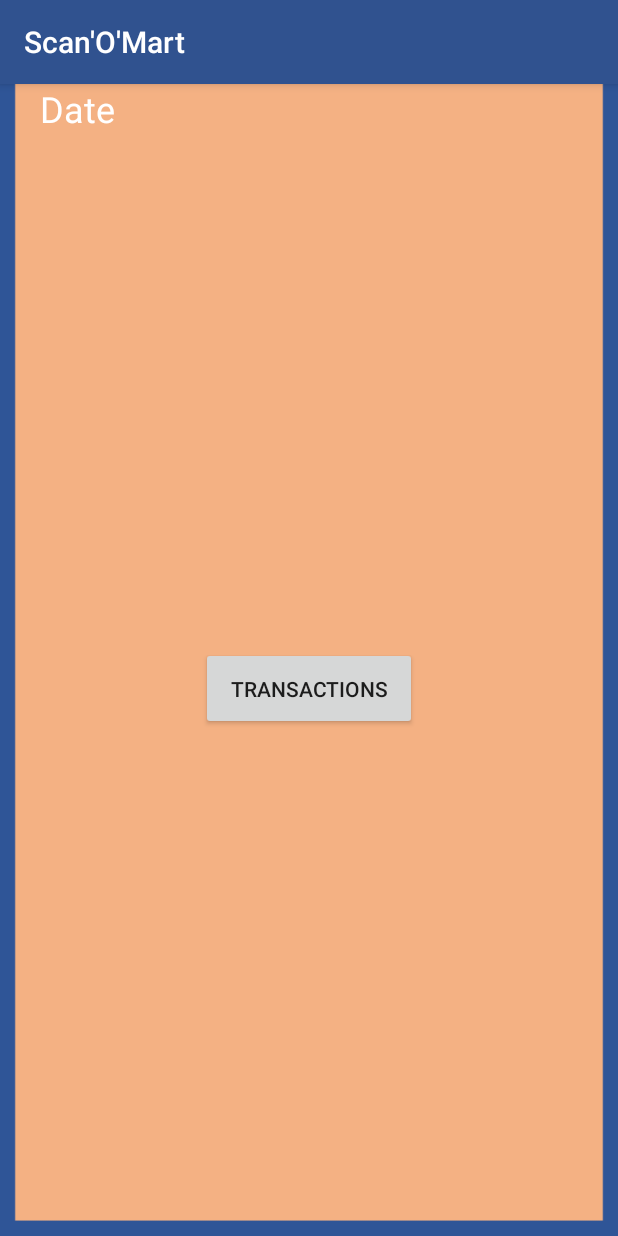
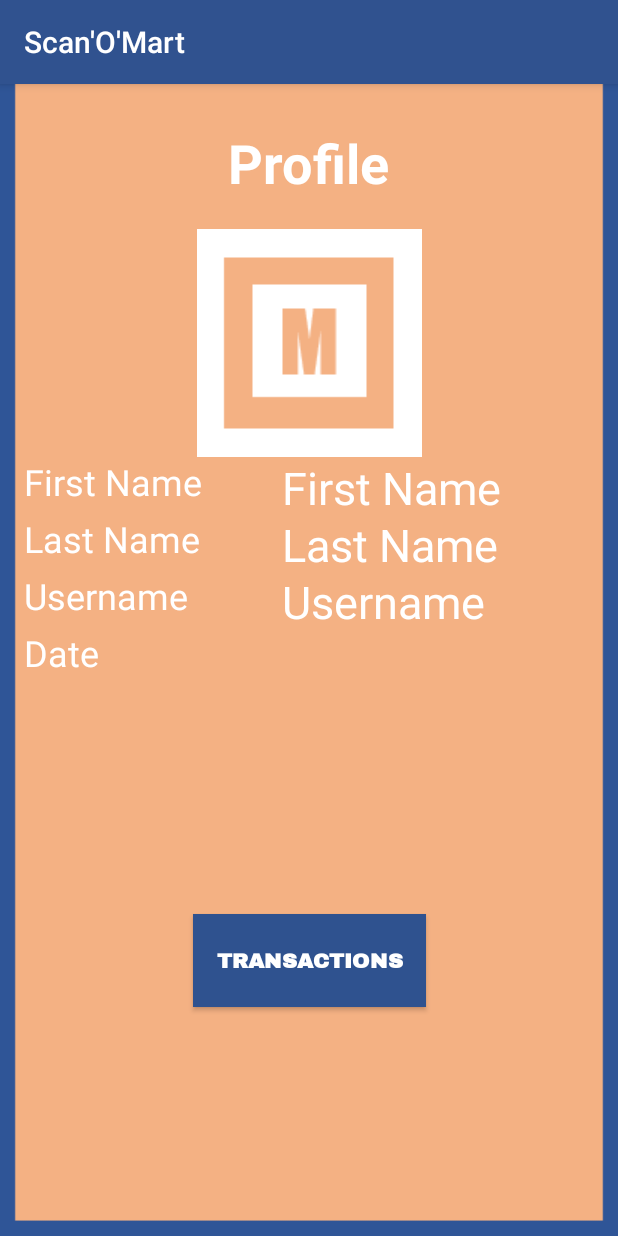
Before and after one commit to ampzord/FEUP-CMOV-Supermarket, an Android app: the ProfileActivity screen opened directly, with no data from a screen before it, on a phone screen of 412 x 824 dp. Run offline under Robolectric (Android 15) with nearby library versions, the phone set to English and light mode, and no system bars; our stand-ins replace Volley; network calls fail.

Commit message:
fixes and paddings

```diff
--- a/AndroidProject/app/src/main/res/layout/activity_login.xml
+++ b/AndroidProject/app/src/main/res/layout/activity_login.xml
@@ -89,9 +89,8 @@
         android:layout_width="275dp"
         android:layout_height="58dp"
         android:ems="10"
-        android:hint="@string/hint_username"
+        android:hint="username"
         android:inputType="textPersonName"
-        android:text="fgh"
         android:textColor="@android:color/white"
         android:textSize="24sp"
         app:layout_constraintBottom_toTopOf="@+id/login_password"
@@ -109,7 +108,6 @@
         android:ems="10"
         android:hint="@string/hint_password"
         android:inputType="textPassword"
-        android:text="123"
         android:textColor="@android:color/white"
         android:textSize="24sp"
         app:layout_constraintBottom_toTopOf="@+id/bt_send_login"
--- a/AndroidProject/app/src/main/res/layout/activity_menu.xml
+++ b/AndroidProject/app/src/main/res/layout/activity_menu.xml
@@ -144,7 +144,6 @@
         android:layout_width="165dp"
         android:layout_height="41dp"
         android:layout_marginTop="50dp"
-        android:background="#2F528F"
         android:dropDownSelector="@android:color/white"
         app:layout_constraintBottom_toTopOf="@+id/coupons_button"
         app:layout_constraintEnd_toEndOf="parent"
--- a/AndroidProject/app/src/main/res/layout/activity_profile.xml
+++ b/AndroidProject/app/src/main/res/layout/activity_profile.xml
@@ -5,8 +5,8 @@
     android:id="@+id/relativeLayout"
     android:layout_width="match_parent"
     android:layout_height="match_parent"
+    android:background="@drawable/regular_background"
     android:orientation="vertical"
-    android:background="@drawable/regular_background"
     tools:context=".activities.LandingPageActivity">
 
 
@@ -14,28 +14,27 @@
         android:id="@+id/imageView2"
         android:layout_width="wrap_content"
         android:layout_height="wrap_content"
-        android:layout_marginBottom="20dp"
-        app:layout_constraintBottom_toTopOf="@+id/textView"
+        android:layout_marginTop="20dp"
         app:layout_constraintEnd_toEndOf="parent"
-        app:layout_constraintHorizontal_bias="0.498"
         app:layout_constraintStart_toStartOf="parent"
+        app:layout_constraintTop_toBottomOf="@+id/textView3"
         app:srcCompat="@drawable/logo" />
 
     <TextView
         android:id="@+id/textView3"
         android:layout_width="wrap_content"
         android:layout_height="wrap_content"
+        android:layout_marginTop="28dp"
         android:text="Profile"
         android:textColor="@android:color/white"
         android:textSize="36sp"
         android:textStyle="bold"
-        app:layout_constraintBottom_toTopOf="@+id/imageView2"
         app:layout_constraintEnd_toEndOf="parent"
         app:layout_constraintStart_toStartOf="parent"
         app:layout_constraintTop_toTopOf="parent" />
 
     <TextView
-        android:id="@+id/textView20"
+        android:id="@+id/profile_date"
         android:layout_width="224dp"
         android:layout_height="38dp"
         android:text=""
@@ -43,103 +42,97 @@
         android:textColor="@android:color/white"
         android:textSize="30sp"
         app:layout_constraintEnd_toEndOf="parent"
-        tools:layout_editor_absoluteY="543dp" />
+        app:layout_constraintTop_toBottomOf="@+id/profile_username" />
 
     <TextView
-        android:id="@+id/textView"
+        android:id="@+id/profile_first_name"
         android:layout_width="224dp"
         android:layout_height="38dp"
-        android:layout_marginBottom="20dp"
         android:text="@string/text_first_name"
         android:textAlignment="viewStart"
         android:textColor="@android:color/white"
         android:textSize="30sp"
-        app:layout_constraintBottom_toTopOf="@+id/textView2"
-        app:layout_constraintEnd_toEndOf="parent" />
+        app:layout_constraintEnd_toEndOf="parent"
+        app:layout_constraintTop_toBottomOf="@+id/imageView2" />
+
+    <TextView
+        android:id="@+id/profile_last_name"
+        android:layout_width="224dp"
+        android:layout_height="38dp"
+        android:text="@string/text_last_name"
+        android:textAlignment="viewStart"
+        android:textColor="@android:color/white"
+        android:textSize="30sp"
+        app:layout_constraintEnd_toEndOf="parent"
+        app:layout_constraintTop_toBottomOf="@+id/profile_first_name" />
+
+    <TextView
+        android:id="@+id/textView27"
+        android:layout_width="134dp"
+        android:layout_height="38dp"
+        android:layout_marginStart="16dp"
+        android:text="Date"
+        android:textColor="@android:color/white"
+        android:textSize="24sp"
+        app:layout_constraintStart_toStartOf="parent"
+        app:layout_constraintTop_toBottomOf="@+id/textView23" />
+
+    <TextView
+        android:id="@+id/textView23"
+        android:layout_width="134dp"
+        android:layout_height="38dp"
+        android:layout_marginStart="16dp"
+        android:text="Username"
+        android:textColor="@android:color/white"
+        android:textSize="24sp"
+        app:layout_constraintStart_toStartOf="parent"
+        app:layout_constraintTop_toBottomOf="@+id/textView22" />
 
     <TextView
         android:id="@+id/textView21"
         android:layout_width="134dp"
         android:layout_height="38dp"
-        android:layout_marginEnd="1dp"
-        android:layout_marginBottom="20dp"
+        android:layout_marginStart="16dp"
         android:text="First Name"
         android:textColor="@android:color/white"
         android:textSize="24sp"
-        app:layout_constraintBottom_toTopOf="@+id/textView22"
-        app:layout_constraintEnd_toStartOf="@+id/textView"
-        app:layout_constraintStart_toStartOf="parent" />
+        app:layout_constraintStart_toStartOf="parent"
+        app:layout_constraintTop_toBottomOf="@+id/imageView2" />
 
     <TextView
         android:id="@+id/textView22"
         android:layout_width="134dp"
         android:layout_height="38dp"
-        android:layout_marginEnd="1dp"
-        android:layout_marginBottom="52dp"
+        android:layout_marginStart="16dp"
         android:text="Last Name"
         android:textColor="@android:color/white"
         android:textSize="24sp"
-        app:layout_constraintBottom_toTopOf="@+id/textView23"
-        app:layout_constraintEnd_toStartOf="@+id/textView2"
-        app:layout_constraintStart_toStartOf="parent" />
+        app:layout_constraintStart_toStartOf="parent"
+        app:layout_constraintTop_toBottomOf="@+id/textView21" />
 
     <TextView
-        android:id="@+id/textView2"
+        android:id="@+id/profile_username"
         android:layout_width="224dp"
         android:layout_height="38dp"
-        android:layout_marginBottom="52dp"
-        android:text="@string/text_last_name"
-        android:textAlignment="viewStart"
-        android:textColor="@android:color/white"
-        android:textSize="30sp"
-        app:layout_constraintBottom_toTopOf="@+id/textView19"
-        app:layout_constraintEnd_toEndOf="parent" />
-
-    <TextView
-        android:id="@+id/textView23"
-        android:layout_width="134dp"
-        android:layout_height="38dp"
-        android:layout_marginEnd="1dp"
-        android:layout_marginBottom="68dp"
-        android:text="Username"
-        android:textColor="@android:color/white"
-        android:textSize="24sp"
-        app:layout_constraintBottom_toTopOf="@+id/textView27"
-        app:layout_constraintEnd_toStartOf="@+id/textView19"
-        app:layout_constraintStart_toStartOf="parent" />
-
-    <TextView
-        android:id="@+id/textView27"
-        android:layout_width="134dp"
-        android:layout_height="38dp"
-        android:layout_marginEnd="1dp"
-        android:text="Date"
-        android:textColor="@android:color/white"
-        android:textSize="24sp"
-        app:layout_constraintEnd_toStartOf="@+id/textView20"
-        app:layout_constraintStart_toStartOf="parent"
-        tools:layout_editor_absoluteY="543dp" />
-
-    <TextView
-        android:id="@+id/textView19"
-        android:layout_width="224dp"
-        android:layout_height="38dp"
-        android:layout_marginBottom="68dp"
         android:text="@string/text_username"
         android:textAlignment="viewStart"
         android:textColor="@android:color/white"
         android:textSize="30sp"
-        app:layout_constraintBottom_toTopOf="@+id/textView20"
-        app:layout_constraintEnd_toEndOf="parent" />
+        app:layout_constraintEnd_toEndOf="parent"
+        app:layout_constraintTop_toBottomOf="@+id/profile_last_name" />
 
     <Button
         android:id="@+id/bt_past_transactions"
-        android:layout_width="144dp"
-        android:layout_height="55dp"
+        android:layout_width="155dp"
+        android:layout_height="62dp"
+        android:background="#2F528F"
+        android:fontFamily="@font/archivo_black"
         android:text="Transactions"
+        android:textColor="@android:color/white"
+        android:textStyle="bold"
         app:layout_constraintBottom_toBottomOf="parent"
         app:layout_constraintEnd_toEndOf="parent"
         app:layout_constraintStart_toStartOf="parent"
-        app:layout_constraintTop_toBottomOf="@+id/textView20" />
+        app:layout_constraintTop_toBottomOf="@+id/profile_date" />
 
 </androidx.constraintlayout.widget.ConstraintLayout>
```
